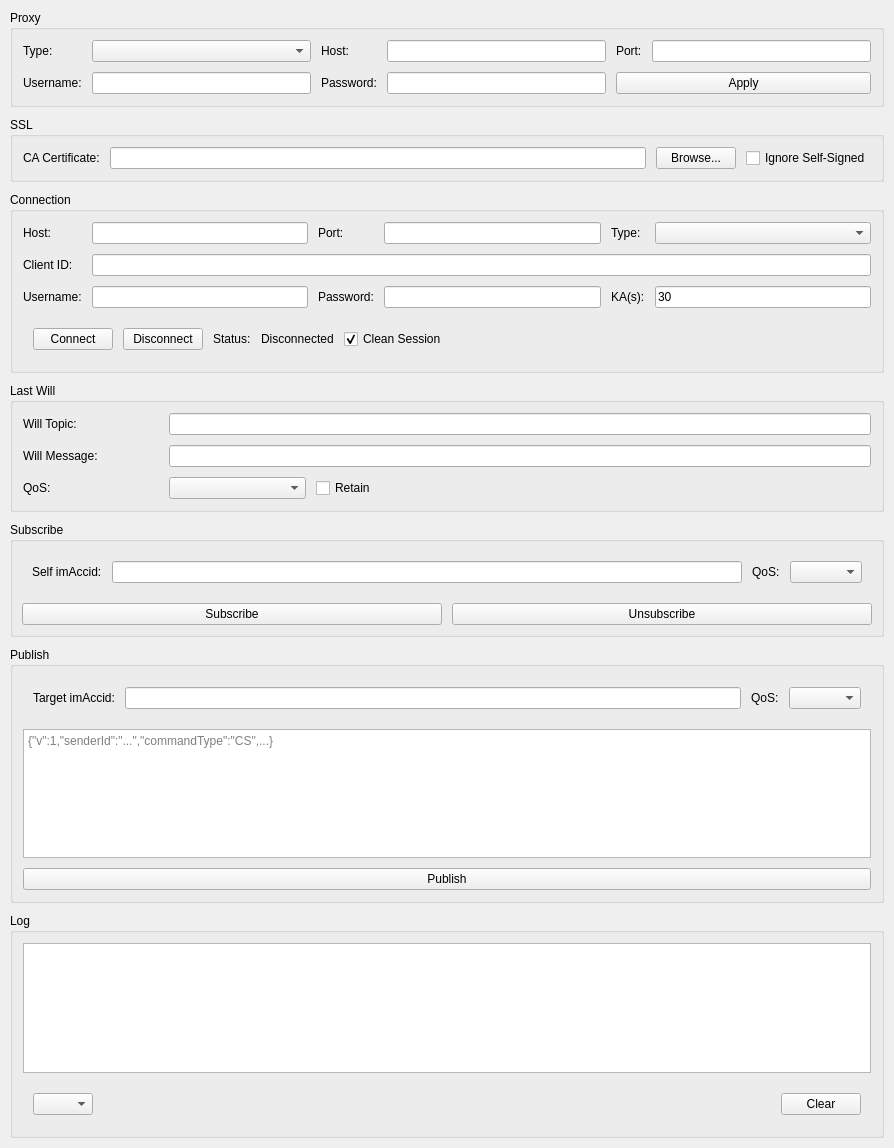
Before: the Qt Designer form qt-demo/mqttclientwgt.ui in maenlong/qmqtt, drawn with Qt 5.
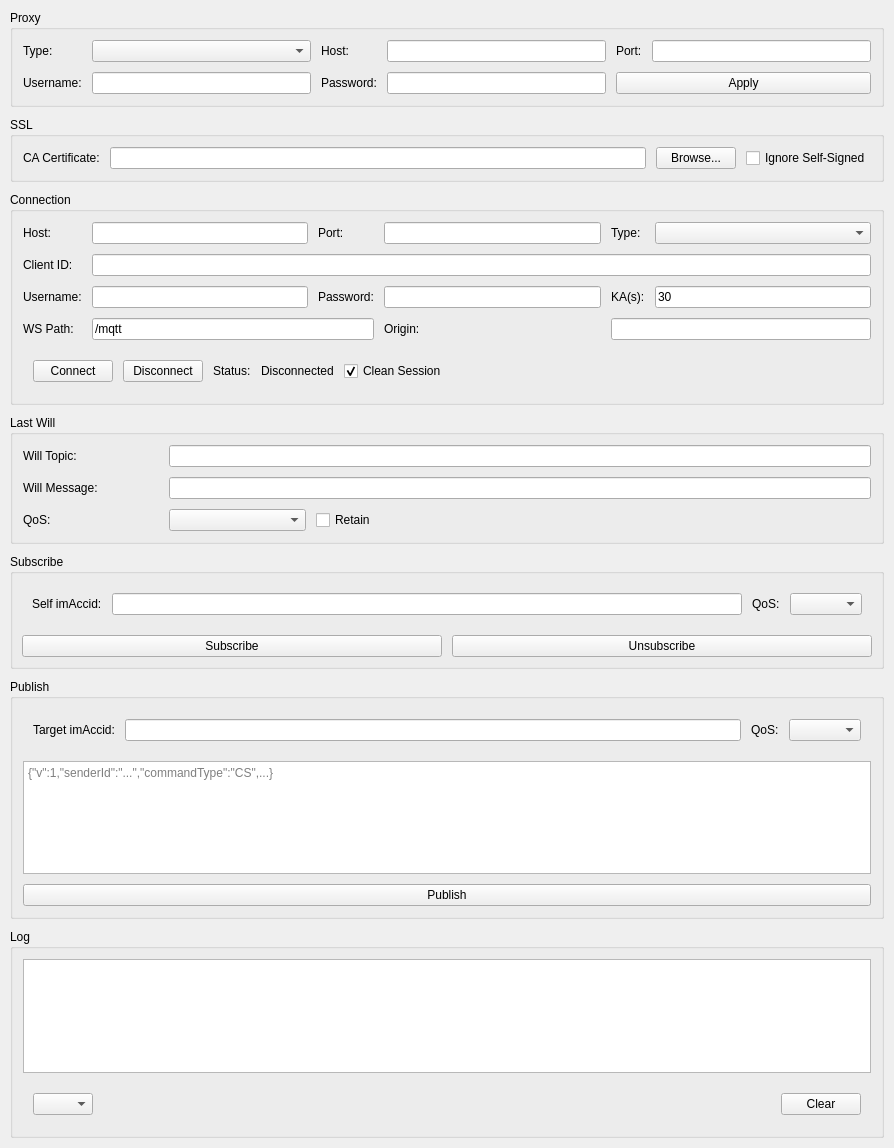
After: the same form once the commit is applied.

Commit message: feat: 支持配置 WebSocket Path 和 Origin

Diff of the .ui file:
```diff
--- a/qt-demo/mqttclientwgt.ui
+++ b/qt-demo/mqttclientwgt.ui
@@ -231,7 +231,31 @@
          </property>
         </widget>
        </item>
-       <item row="3" column="0" colspan="6">
+       <item row="3" column="0">
+        <widget class="QLabel" name="websocketPathTipLbl">
+         <property name="text">
+          <string>WS Path:</string>
+         </property>
+        </widget>
+       </item>
+       <item row="3" column="1" colspan="2">
+        <widget class="QLineEdit" name="websocketPathLet">
+         <property name="text">
+          <string notr="true">/mqtt</string>
+         </property>
+        </widget>
+       </item>
+       <item row="3" column="3">
+        <widget class="QLabel" name="websocketOriginTipLbl">
+         <property name="text">
+          <string>Origin:</string>
+         </property>
+        </widget>
+       </item>
+       <item row="3" column="4" colspan="2">
+        <widget class="QLineEdit" name="websocketOriginLet"/>
+       </item>
+       <item row="4" column="0" colspan="6">
         <widget class="QWidget" name="connBtnsWgt" native="true">
          <layout class="QHBoxLayout" name="connBtnsLayout">
           <property name="spacing">
```
Left out of the diff: 2 changed lines with no effect on the pictures. The commit also changes 6 other files.
